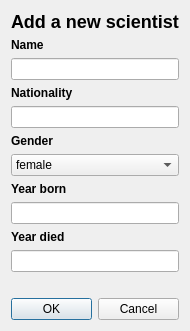
Kristian15/VLN1-Hopur32, file VLN1-H32/addscientistdialog.ui: the form before one commit.
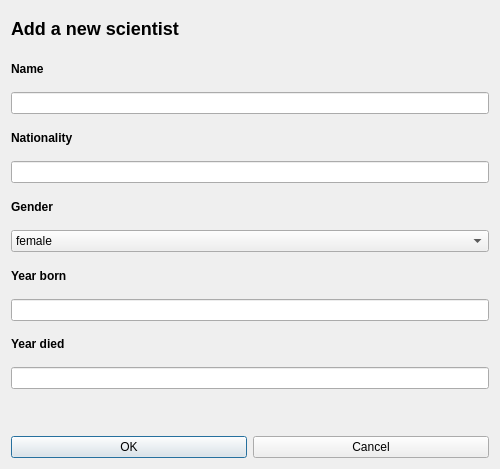
The form after the commit.

```diff
--- a/VLN1-H32/addscientistdialog.ui
+++ b/VLN1-H32/addscientistdialog.ui
@@ -6,8 +6,8 @@
    <rect>
     <x>0</x>
     <y>0</y>
-    <width>689</width>
-    <height>417</height>
+    <width>500</width>
+    <height>469</height>
    </rect>
   </property>
   <property name="sizePolicy">
@@ -16,12 +16,24 @@
     <verstretch>0</verstretch>
    </sizepolicy>
   </property>
+  <property name="minimumSize">
+   <size>
+    <width>500</width>
+    <height>469</height>
+   </size>
+  </property>
+  <property name="maximumSize">
+   <size>
+    <width>500</width>
+    <height>469</height>
+   </size>
+  </property>
   <property name="windowTitle">
    <string>Dialog</string>
   </property>
   <layout class="QVBoxLayout" name="verticalLayout_2">
    <property name="sizeConstraint">
-    <enum>QLayout::SetFixedSize</enum>
+    <enum>QLayout::SetDefaultConstraint</enum>
    </property>
    <item>
     <layout class="QVBoxLayout" name="verticalLayout">
```
